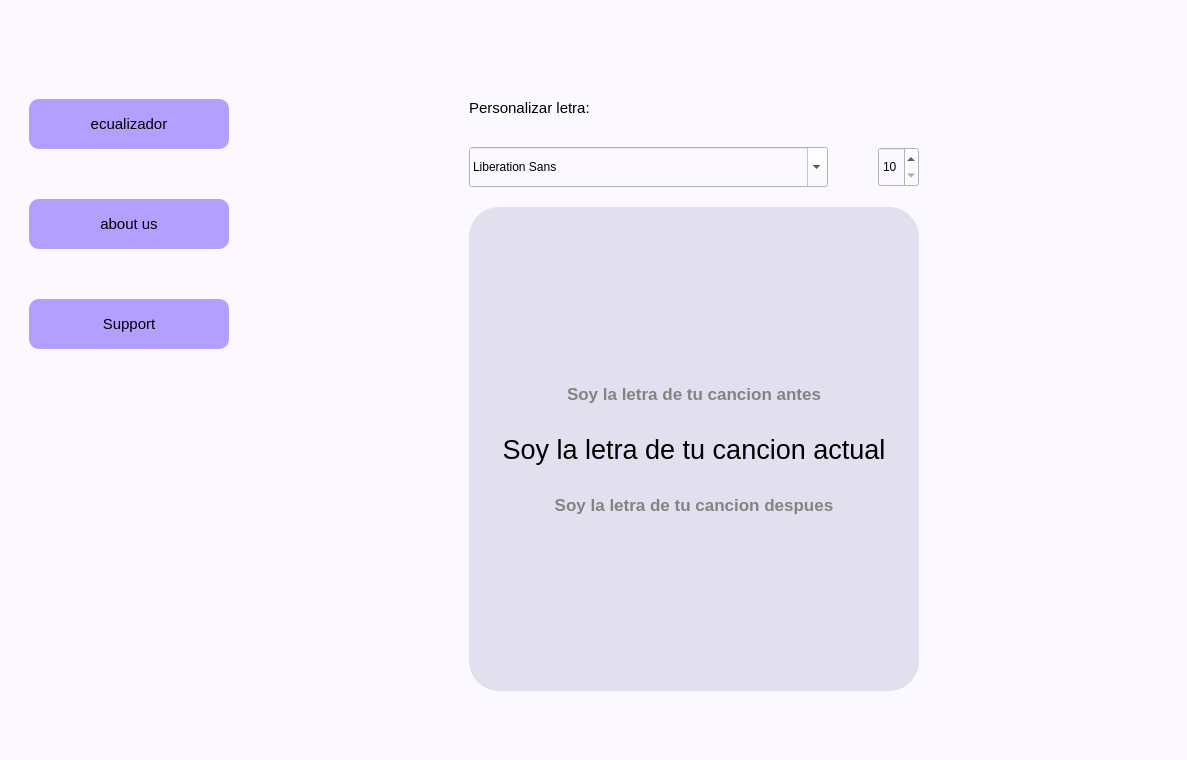
Above: trabajos_finales/Proyecto 2/reproductor_de_musica_ui.ui from SinqaX/Tercer_Semestre_U before the change. Below: the same form after it.
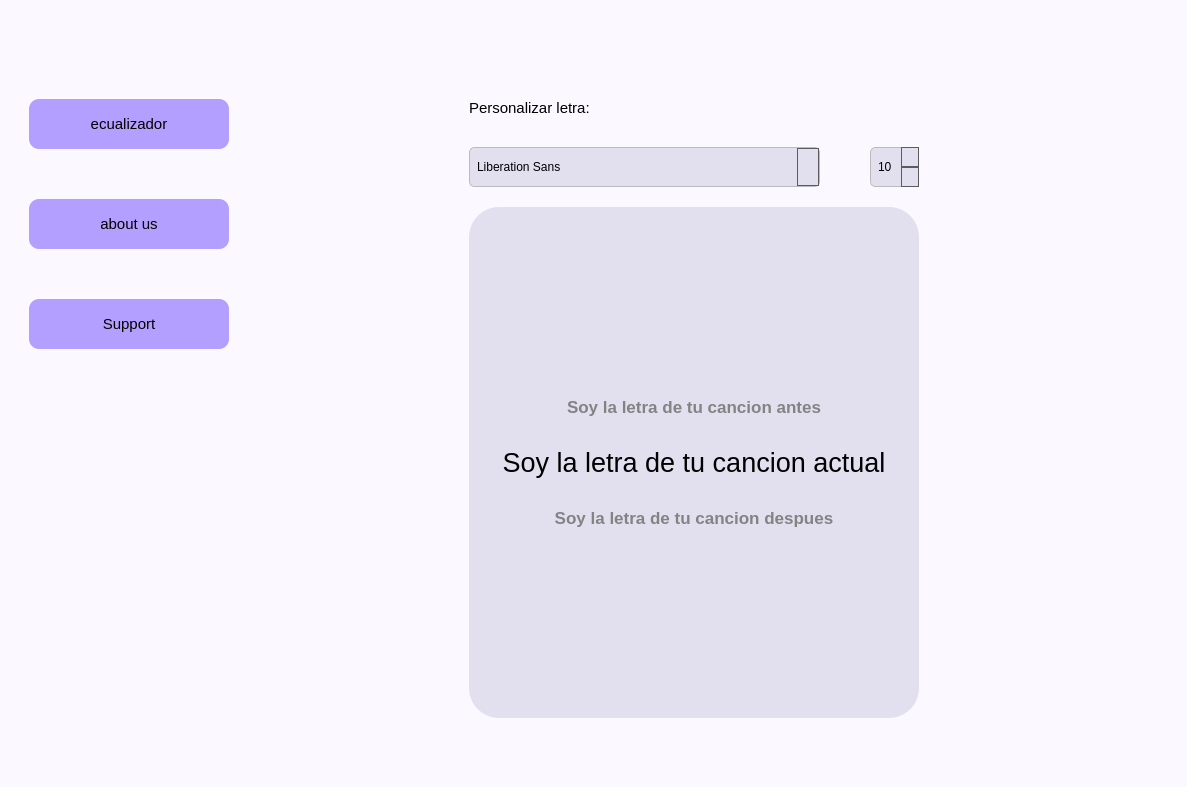
That is the form after the change. The open tabs and pages were chosen to show the change. Icons and pictures are not drawn.

Diff of the .ui file:
```diff
--- a/trabajos_finales/Proyecto 2/reproductor_de_musica_ui.ui
+++ b/trabajos_finales/Proyecto 2/reproductor_de_musica_ui.ui
@@ -7,7 +7,7 @@
     <x>0</x>
     <y>0</y>
     <width>1187</width>
-    <height>700</height>
+    <height>787</height>
    </rect>
   </property>
   <property name="windowTitle">
@@ -110,6 +110,28 @@
                   <height>40</height>
                  </size>
                 </property>
+                <property name="styleSheet">
+                 <string notr="true">QFontComboBox {
+    border: 1px solid #bbb;
+    border-radius: 5px;
+    background: rgb(226, 224, 239);
+    padding: 5px;
+}
+
+QFontComboBox::drop-down {
+    subcontrol-origin: padding;
+    subcontrol-position: top right;
+    width: 20px;
+    border: 1px solid #5c5c5c;
+    background: rgb(226, 224, 239);
+    border-radius: 0px;
+}
+
+QFontComboBox::drop-down:hover {
+    background: rgb(216, 214, 229);
+}
+</string>
+                </property>
                </widget>
               </item>
               <item row="1" column="1">
@@ -120,6 +142,45 @@
                   <verstretch>0</verstretch>
                  </sizepolicy>
                 </property>
+                <property name="styleSheet">
+                 <string notr="true">QSpinBox {
+    border: 1px solid #bbb;
+    border-radius: 5px;
+    background: rgb(226, 224, 239);
+    padding: 5px;
+}
+
+QSpinBox::up-button {
+    subcontrol-origin: border;
+    subcontrol-position: top right;
+    width: 16px;
+    background: rgb(226, 224, 239);
+    border: 1px solid #5c5c5c;
+    border-radius: 0px;
+}
+
+QSpinBox::up-button:hover {
+    background: rgb(216, 214, 229);
+}
+
+QSpinBox::down-button {
+    subcontrol-origin: border;
+    subcontrol-position: bottom right;
+    width: 16px;
+    background: rgb(226, 224, 239);
+    border: 1px solid #5c5c5c;
+    border-radius: 0px;
+}
+
+QSpinBox::down-button:hover {
+    background: rgb(216, 214, 229);
+}
+
+QSpinBox::up-arrow, QSpinBox::down-arrow {
+    /* Deja los iconos por defecto, no es necesario especificar aquí */
+}
+</string>
+                </property>
                 <property name="minimum">
                  <number>10</number>
                 </property>
@@ -166,7 +227,7 @@
                  <property name="sizeHint" stdset="0">
                   <size>
                    <width>17</width>
-                   <height>52</height>
+                   <height>96</height>
                   </size>
                  </property>
                 </spacer>
@@ -242,7 +303,7 @@
                  <property name="sizeHint" stdset="0">
                   <size>
                    <width>17</width>
-                   <height>52</height>
+                   <height>95</height>
                   </size>
                  </property>
                 </spacer>
```
Left out of the diff: 58 changed lines with no effect on the pictures.
